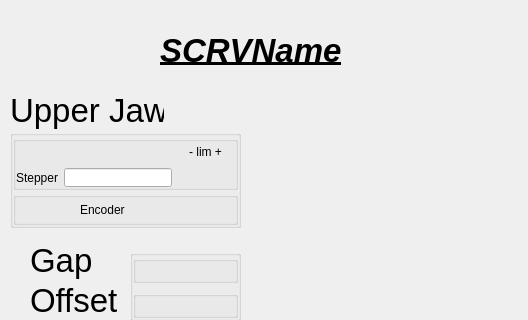
Old version of the form ui/SCRV.ui in the repository mrosanes/LTBScrapersGUI; both pictures show x 0 to 528 and y 0 to 320 of the 528 by 485 pixel window.
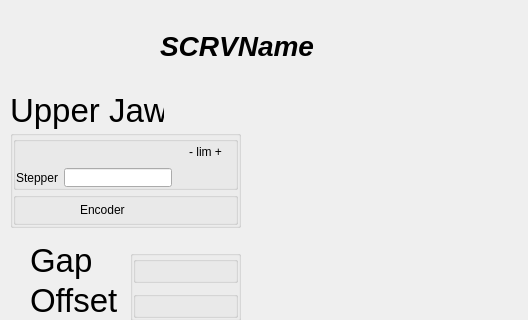
New version of the form. Icons and pictures are not drawn. Custom widgets are drawn as their Qt base class.

What changed in the file:
```diff
--- a/ui/SCRV.ui
+++ b/ui/SCRV.ui
@@ -16,18 +16,18 @@
    <property name="geometry" >
     <rect>
      <x>160</x>
-     <y>30</y>
-     <width>288</width>
-     <height>41</height>
+     <y>10</y>
+     <width>361</width>
+     <height>71</height>
     </rect>
    </property>
    <property name="font" >
     <font>
-     <pointsize>25</pointsize>
+     <pointsize>21</pointsize>
      <weight>75</weight>
      <italic>true</italic>
      <bold>true</bold>
-     <underline>true</underline>
+     <underline>false</underline>
     </font>
    </property>
    <property name="text" >
```
